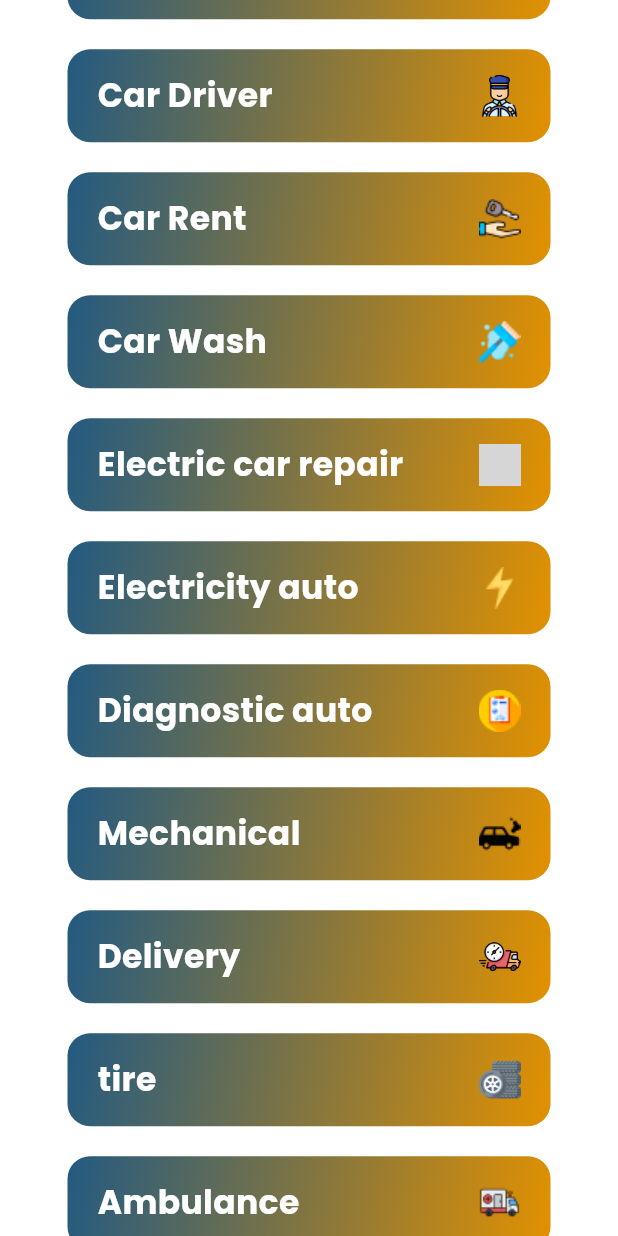
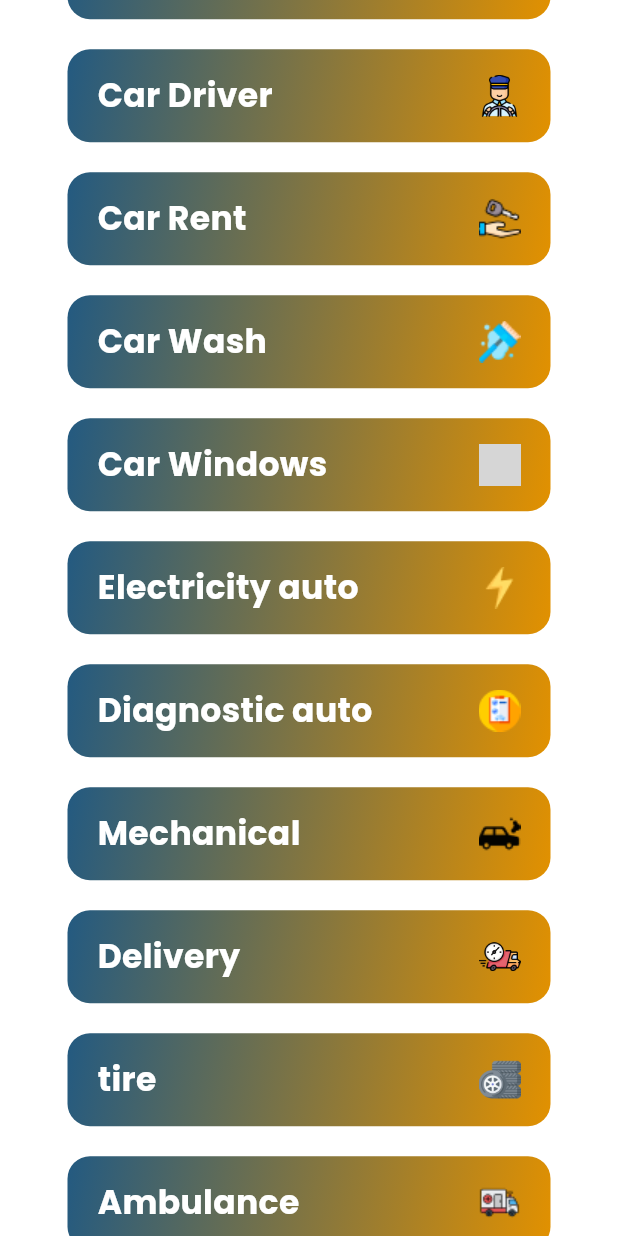
Before and after one commit to Aminebht/Panne, a Flutter app: the HomePage screen opened directly, scrolled down 576 dp, on a phone screen of 412 x 824 dp. Run offline on Flutter 3.47's test engine with Material 3 defaults, Android fonts, the phone set to English and light mode, and no system bars; drawn by our look-alikes of flutter_animate; our stand-ins replace cloud_firestore, firebase_auth, firebase_core, firebase_messaging, firebase_storage, flutter_feather_icons and 15 more; missing offline and left inert: flutter_app_badger, flutter_facebook_auth, flutter_sound, zego_uikit_prebuilt_call, zego_uikit_signaling_plugin; accounts and stored records are empty; generated files the repository leaves out were written again; network calls fail; grey boxes are pictures that could not be loaded.

Commit message:
"car windows added"

```diff
--- a/lib/l10n/app_ar.arb
+++ b/lib/l10n/app_ar.arb
@@ -60,7 +60,7 @@
   "recording" : "جاري التسجيل...",
   "already_have_job": "لديك بالفعل وظيفة من هذا الفئة.",
   "bornes_electiques": "محطات كهربائية",
-  "reparation_automobile_electrique": "إصلاح السيارات الكهربائية",
+  "window": "بلور السيارات",
   "description_artisan": "قم  تسجيل خداماتك كمقدم خدمة",
   "description_client": "أنت تبحث عن مقدمي الخدمة على التطبيق",
   "subscription":"إشتراك",
@@ -70,6 +70,7 @@
   "month":"شهر",
   "currency":"د.ت",
   "freetrial":"استمتع بفترة تجريبية مجانية لمدة 30 يومًا واستكشف جميع الميزات دون أي تكلفة",
-  "trialbutton":"ابدأ تجربتك المجانية"
+  "trialbutton":"ابدأ تجربتك المجانية",
+  "expiry":"ينتهي في"
 
 }
--- a/lib/l10n/app_en.arb
+++ b/lib/l10n/app_en.arb
@@ -60,7 +60,7 @@
   "recording" : "Recording...",
   "already_have_job": "You already have a job of this category.",
   "bornes_electiques": "Car Charger",
-  "reparation_automobile_electrique": "Electric car repair",
+  "window": "Car Windows",
   "description_artisan": "you offre your services as an provider",
   "description_client": "You are looking for providers on the application",
   "subscription":"Subscription",
@@ -70,6 +70,7 @@
   "month":"month",
   "currency":"TND",
   "freetrial": "Enjoy your 30-day free trial and explore all features at no cost!",
-  "trialbutton": "Start Your Free Trial"
+  "trialbutton": "Start Your Free Trial",
+  "expiry":"Expires on"
 
 }
--- a/lib/l10n/app_fr.arb
+++ b/lib/l10n/app_fr.arb
@@ -60,7 +60,7 @@
   "recording" : "Enregistrement en cours...",
   "already_have_job": "Vous avez déjà un emploi de cette catégorie.",
   "bornes_electiques": "Bornes électriques",
-  "reparation_automobile_electrique": "Réparation automobile électrique",
+  "window": "Vitres",
   "description_artisan" : "Vous offrez vos services en tant que prestataire",
   "description_client": "Vous cherchez des prestataires sur l'application",
   "subscription":"Abonnement",
@@ -70,5 +70,6 @@
   "month":"mois",
   "currency":"TND",
   "freetrial": "Profitez de votre essai gratuit de 30 jours et explorez toutes les fonctionnalités sans frais !",
-  "trialbutton": "Essayez gratuitement"
+  "trialbutton": "Essayez gratuitement",
+  "expiry":"Expire le"
 }
--- a/lib/pages/artisan_page/request_page.dart
+++ b/lib/pages/artisan_page/request_page.dart
@@ -96,7 +96,7 @@ class _RequestPageState extends ConsumerState<RequestPage> {
                       ),
       if (data['expiry date'] != null)
       Text(
-        'Expiry date: ${DateFormat('yyyy-MM-dd').format((data['expiry date'] as Timestamp).toDate())}',
+        AppLocalizations.of(context)!.expiry+' ${DateFormat('yyyy-MM-dd').format((data['expiry date'] as Timestamp).toDate())}',
         style: TextStyle(color: Colors.grey),
       ),
     ],
--- a/lib/pages/artison_page.dart
+++ b/lib/pages/artison_page.dart
@@ -621,7 +621,7 @@ class _ArtisanPageState extends ConsumerState<ArtisanPage> {
                                                       vertical: 8),
                                                   child: Text(truncateText(
                                                     applocalization
-                                                        .reparation_automobile_electrique,
+                                                        .window,
                                                     25, // Adjust maxLength as needed
                                                   )),
                                                 ),
--- a/lib/pages/home_page.dart
+++ b/lib/pages/home_page.dart
@@ -168,9 +168,9 @@ class _HomePageState extends State<HomePage> {
         "iconPath": "assets/icons/icons8-car-charger-96.png"
       },
       {
-        "category": "Electric car repairs",
+        "category": "Car Windows",
         "localizationKey":
-            AppLocalizations.of(context)!.reparation_automobile_electrique,
+            AppLocalizations.of(context)!.window,
         "iconPath": "assets/icons/maintenance.png"
       },
     ];
```
